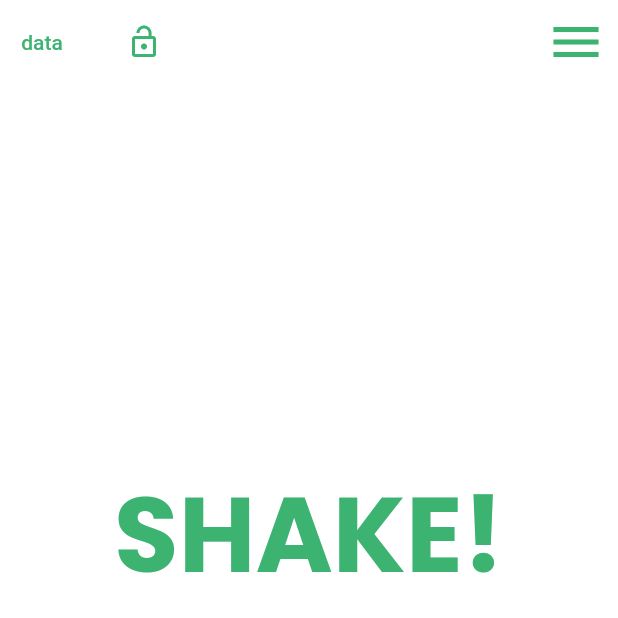
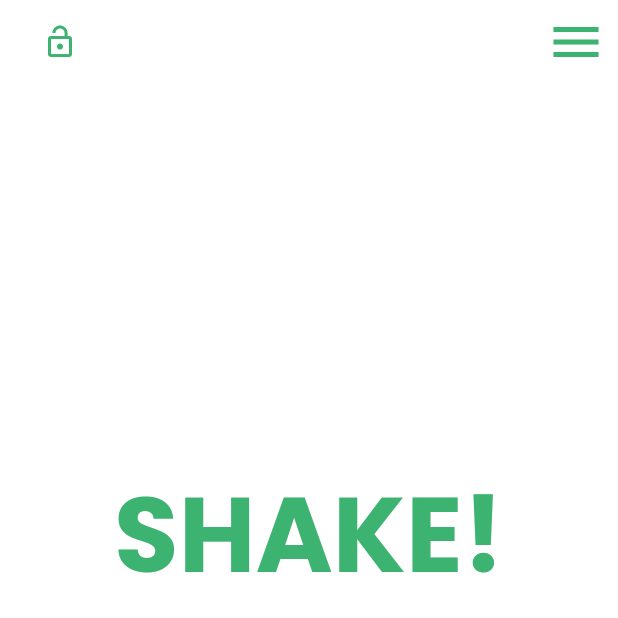
Before and after one commit to kangsudal/Eat-Go, a Flutter app: the screen it shows after launch, on a phone screen of 412 x 824 dp, the top half of it. Run offline on Flutter 3.47's test engine with Material 3 defaults, Android fonts, the phone set to English and light mode, and no system bars; our stand-ins replace cloud_firestore, firebase_core, freezed_annotation, go_router, google_fonts, image_picker and 2 more; accounts and stored records are empty; generated files the repository leaves out were written again; Roboto replaces fonts that are missing (Pretendard).

Commit message:
데이터 업로드해주던 버튼 삭제

```diff
--- a/lib/screen/home_screen/home_screen.dart
+++ b/lib/screen/home_screen/home_screen.dart
@@ -31,13 +31,13 @@ class _HomeScreenState extends State<HomeScreen> {
     return Scaffold(
       key: _scaffoldKey,
       appBar: AppBar(
-        leading: TextButton(
-          onPressed: () async {
-            await firestoreService.uploadJsonToFirestore(
-                'assets/source.json', "recipes");
-          },
-          child: Text('data'),
-        ),
+        // leading: TextButton(
+        //   onPressed: () async {
+        //     await firestoreService.uploadJsonToFirestore(
+        //         'assets/source.json', "recipes");
+        //   },
+        //   child: Text('data'),
+        // ),
         centerTitle: false,
         title: IconButton(
           onPressed: () {
```
